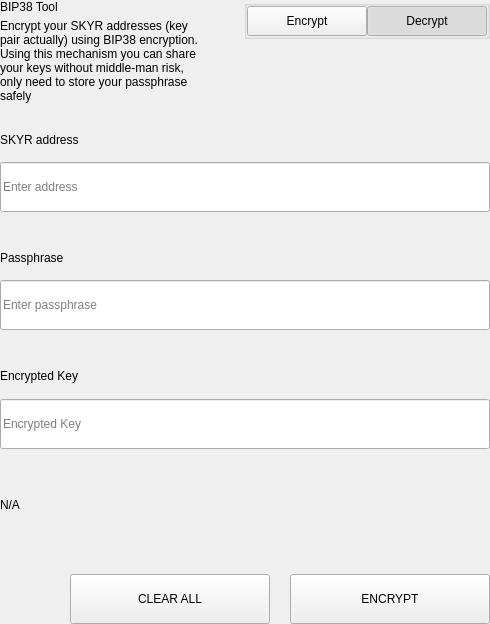
This is src/qt/pivx/settings/forms/settingsbittoolwidget.ui in SkynetResearchProject/Skyrcoin as Qt 5 draws it before an edit. The edited form follows.
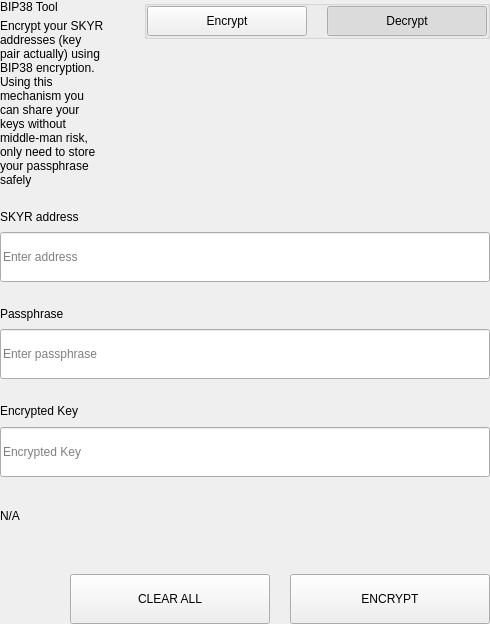
This is the edited form.

Diff of the .ui file:
```diff
--- a/src/qt/pivx/settings/forms/settingsbittoolwidget.ui
+++ b/src/qt/pivx/settings/forms/settingsbittoolwidget.ui
@@ -118,15 +118,21 @@
              </item>
              <item>
               <widget class="QPushButton" name="pushLeft">
+               <property name="sizePolicy">
+                <sizepolicy hsizetype="Preferred" vsizetype="Fixed">
+                 <horstretch>0</horstretch>
+                 <verstretch>0</verstretch>
+                </sizepolicy>
+               </property>
                <property name="minimumSize">
                 <size>
-                 <width>120</width>
+                 <width>160</width>
                  <height>30</height>
                 </size>
                </property>
                <property name="maximumSize">
                 <size>
-                 <width>120</width>
+                 <width>16777215</width>
                  <height>30</height>
                 </size>
                </property>
@@ -144,17 +150,39 @@
                </property>
               </widget>
              </item>
+             <item>
+              <spacer name="horizontalSpacer_7">
+               <property name="orientation">
+                <enum>Qt::Horizontal</enum>
+               </property>
+               <property name="sizeType">
+                <enum>QSizePolicy::Fixed</enum>
+               </property>
+               <property name="sizeHint" stdset="0">
+                <size>
+                 <width>20</width>
+                 <height>20</height>
+                </size>
+               </property>
+              </spacer>
+             </item>
              <item>
               <widget class="QPushButton" name="pushRight">
+               <property name="sizePolicy">
+                <sizepolicy hsizetype="Preferred" vsizetype="Fixed">
+                 <horstretch>0</horstretch>
+                 <verstretch>0</verstretch>
+                </sizepolicy>
+               </property>
                <property name="minimumSize">
                 <size>
-                 <width>120</width>
+                 <width>160</width>
                  <height>30</height>
                 </size>
                </property>
                <property name="maximumSize">
                 <size>
-                 <width>120</width>
+                 <width>16777215</width>
                  <height>30</height>
                 </size>
                </property>
```
